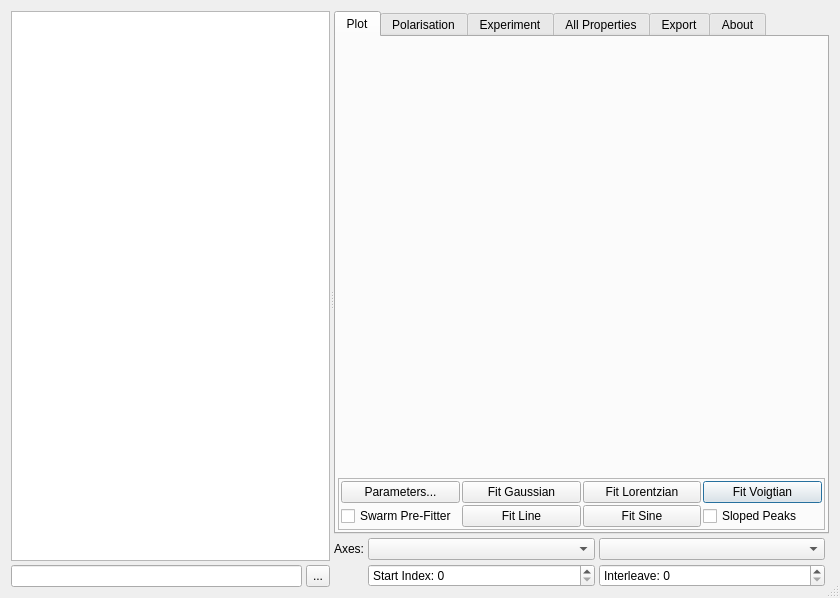
First picture: the form in ui/scanviewer.ui, repository tweber-ill/frm_mirror-takin1, before the edit.
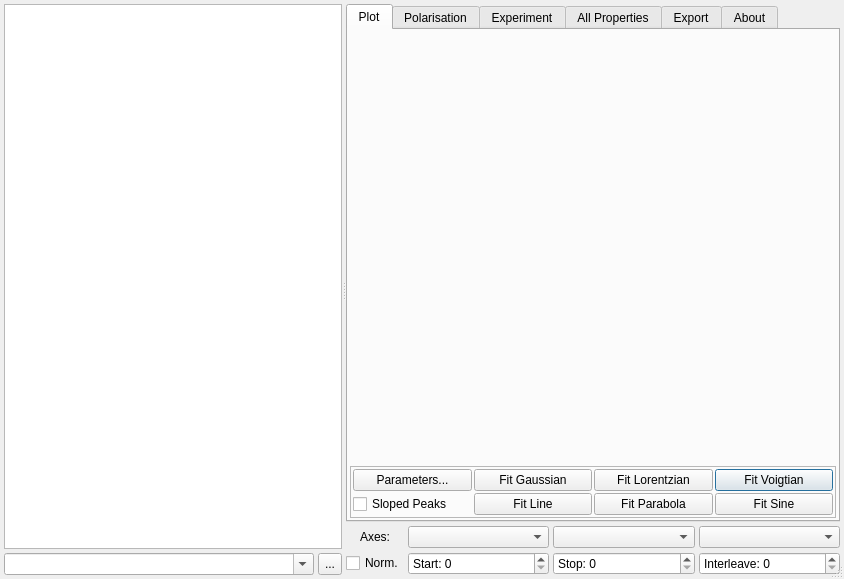
Second picture: the form after the edit. Custom widgets are drawn as their Qt base class.

```diff
--- a/ui/scanviewer.ui
+++ b/ui/scanviewer.ui
@@ -6,8 +6,8 @@
    <rect>
     <x>0</x>
     <y>0</y>
-    <width>840</width>
-    <height>598</height>
+    <width>844</width>
+    <height>579</height>
    </rect>
   </property>
   <property name="windowTitle">
@@ -17,14 +17,14 @@
    <bool>true</bool>
   </property>
   <layout class="QGridLayout" name="gridLayout_3">
+   <property name="margin">
+    <number>4</number>
+   </property>
+   <property name="spacing">
+    <number>4</number>
+   </property>
    <item row="0" column="0">
     <widget class="QSplitter" name="splitter">
-     <property name="sizePolicy">
-      <sizepolicy hsizetype="Preferred" vsizetype="Preferred">
-       <horstretch>0</horstretch>
-       <verstretch>0</verstretch>
-      </sizepolicy>
-     </property>
      <property name="orientation">
       <enum>Qt::Horizontal</enum>
      </property>
@@ -33,29 +33,6 @@
        <property name="spacing">
         <number>4</number>
        </property>
-       <item row="1" column="0">
-        <widget class="QLineEdit" name="editPath">
-         <property name="sizePolicy">
-          <sizepolicy hsizetype="Expanding" vsizetype="Fixed">
-           <horstretch>1</horstretch>
-           <verstretch>0</verstretch>
-          </sizepolicy>
-         </property>
-        </widget>
-       </item>
-       <item row="1" column="1">
-        <widget class="QToolButton" name="btnBrowse">
-         <property name="sizePolicy">
-          <sizepolicy hsizetype="Fixed" vsizetype="Preferred">
-           <horstretch>1</horstretch>
-           <verstretch>0</verstretch>
-          </sizepolicy>
-         </property>
-         <property name="text">
-          <string>...</string>
-         </property>
-        </widget>
-       </item>
        <item row="0" column="0" colspan="2">
         <widget class="QListWidget" name="listFiles">
          <property name="sizePolicy">
@@ -75,42 +52,45 @@
          </property>
         </widget>
        </item>
+       <item row="1" column="0" rowspan="2">
+        <widget class="QComboBox" name="comboPath">
+         <property name="toolTip">
+          <string>Current and recent directories.</string>
+         </property>
+         <property name="editable">
+          <bool>true</bool>
+         </property>
+         <property name="maxVisibleItems">
+          <number>16</number>
+         </property>
+         <property name="insertPolicy">
+          <enum>QComboBox::NoInsert</enum>
+         </property>
+        </widget>
+       </item>
+       <item row="1" column="1" rowspan="2">
+        <widget class="QToolButton" name="btnBrowse">
+         <property name="sizePolicy">
+          <sizepolicy hsizetype="Fixed" vsizetype="Preferred">
+           <horstretch>1</horstretch>
+           <verstretch>0</verstretch>
+          </sizepolicy>
+         </property>
+         <property name="toolTip">
+          <string>Browse for data directories...</string>
+         </property>
+         <property name="text">
+          <string>...</string>
+         </property>
+        </widget>
+       </item>
       </layout>
      </widget>
-     <widget class="QWidget" name="layoutWidget_2">
+     <widget class="QWidget" name="layoutWidget">
       <layout class="QGridLayout" name="gridLayout_2">
-       <property name="sizeConstraint">
-        <enum>QLayout::SetDefaultConstraint</enum>
-       </property>
        <property name="spacing">
         <number>4</number>
        </property>
-       <item row="1" column="0">
-        <widget class="QLabel" name="label">
-         <property name="sizePolicy">
-          <sizepolicy hsizetype="Fixed" vsizetype="Preferred">
-           <horstretch>0</horstretch>
-           <verstretch>0</verstretch>
-          </sizepolicy>
-         </property>
-         <property name="text">
-          <string>Axes:</string>
-         </property>
-        </widget>
-       </item>
-       <item row="1" column="2">
-        <widget class="QComboBox" name="comboY">
-         <property name="sizePolicy">
-          <sizepolicy hsizetype="Preferred" vsizetype="Fixed">
-           <horstretch>1</horstretch>
-           <verstretch>0</verstretch>
-          </sizepolicy>
-         </property>
-         <property name="toolTip">
-          <string>Ordinate / y axis.</string>
-         </property>
-        </widget>
-       </item>
        <item row="0" column="0" colspan="4">
         <widget class="QTabWidget" name="tabWidget">
          <property name="currentIndex">
@@ -170,6 +150,9 @@
                   <verstretch>0</verstretch>
                  </sizepolicy>
                 </property>
+                <property name="toolTip">
+                 <string>&lt;html&gt;&lt;head/&gt;&lt;body&gt;&lt;p&gt;Fits:&lt;br/&gt;&lt;span style=&quot; font-weight:600;&quot;&gt;y = amp * exp{ -1/2 * [(x-x&lt;/span&gt;&lt;span style=&quot; font-weight:600; vertical-align:sub;&quot;&gt;mean&lt;/span&gt;&lt;span style=&quot; font-weight:600;&quot;&gt;)/sigma)]&lt;/span&gt;&lt;span style=&quot; font-weight:600; vertical-align:super;&quot;&gt;2 &lt;/span&gt;&lt;span style=&quot; font-weight:600;&quot;&gt;} + offs &lt;br/&gt;&lt;/span&gt;&lt;span style=&quot; font-style:italic;&quot;&gt;[ &lt;/span&gt;&lt;span style=&quot; font-style:italic;&quot;&gt;+ (x-x&lt;/span&gt;&lt;span style=&quot; font-style:italic; vertical-align:sub;&quot;&gt;mean&lt;/span&gt;&lt;span style=&quot; font-style:italic;&quot;&gt;) * slope ]&lt;/span&gt;&lt;/p&gt;&lt;/body&gt;&lt;/html&gt;</string>
+                </property>
                 <property name="text">
                  <string>Fit Gaussian</string>
                 </property>
@@ -177,6 +160,9 @@
               </item>
               <item row="0" column="2">
                <widget class="QPushButton" name="btnLorentz">
+                <property name="toolTip">
+                 <string>&lt;html&gt;&lt;head/&gt;&lt;body&gt;&lt;p&gt;Fits:&lt;br/&gt;&lt;span style=&quot; font-weight:600;&quot;&gt;y = amp*hwhm&lt;/span&gt;&lt;span style=&quot; font-weight:600; vertical-align:super;&quot;&gt;2&lt;/span&gt;&lt;span style=&quot; font-weight:600;&quot;&gt; / [ (x-x&lt;/span&gt;&lt;span style=&quot; font-weight:600; vertical-align:sub;&quot;&gt;mean&lt;/span&gt;&lt;span style=&quot; font-weight:600;&quot;&gt;)&lt;/span&gt;&lt;span style=&quot; font-weight:600; vertical-align:super;&quot;&gt;2&lt;/span&gt;&lt;span style=&quot; font-weight:600;&quot;&gt; + hwhm&lt;/span&gt;&lt;span style=&quot; font-weight:600; vertical-align:super;&quot;&gt;2&lt;/span&gt;&lt;span style=&quot; font-weight:600;&quot;&gt; ] + offs&lt;/span&gt;&lt;br/&gt;&lt;span style=&quot; font-style:italic;&quot;&gt;[ + (x-x&lt;/span&gt;&lt;span style=&quot; font-style:italic; vertical-align:sub;&quot;&gt;mean&lt;/span&gt;&lt;span style=&quot; font-style:italic;&quot;&gt;)*slope ]&lt;/span&gt;&lt;/p&gt;&lt;/body&gt;&lt;/html&gt;</string>
+                </property>
                 <property name="text">
                  <string>Fit Lorentzian</string>
                 </property>
@@ -191,29 +177,15 @@
               </item>
               <item row="1" column="1">
                <widget class="QPushButton" name="btnLine">
+                <property name="toolTip">
+                 <string>&lt;html&gt;&lt;head/&gt;&lt;body&gt;&lt;p&gt;Fits:&lt;br/&gt;&lt;span style=&quot; font-weight:600;&quot;&gt;y = slope*x + offs&lt;/span&gt;&lt;/p&gt;&lt;/body&gt;&lt;/html&gt;</string>
+                </property>
                 <property name="text">
                  <string>Fit Line</string>
                 </property>
                </widget>
               </item>
-              <item row="1" column="2">
-               <widget class="QPushButton" name="btnSine">
-                <property name="text">
-                 <string>Fit Sine</string>
-                </property>
-               </widget>
-              </item>
               <item row="1" column="0">
-               <widget class="QCheckBox" name="checkSwarm">
-                <property name="toolTip">
-                 <string>Uses a swarming algorithm as pre-fitter.</string>
-                </property>
-                <property name="text">
-                 <string>Swarm Pre-Fitter</string>
-                </property>
-               </widget>
-              </item>
-              <item row="1" column="3">
                <widget class="QCheckBox" name="checkSloped">
                 <property name="toolTip">
                  <string>Adds a sloping background to the Gaussian, Lorentzian and Voigtian peaks.</string>
@@ -223,6 +195,26 @@
                 </property>
                </widget>
               </item>
+              <item row="1" column="3">
+               <widget class="QPushButton" name="btnSine">
+                <property name="toolTip">
+                 <string>&lt;html&gt;&lt;head/&gt;&lt;body&gt;&lt;p&gt;Fits:&lt;br/&gt;&lt;span style=&quot; font-weight:600;&quot;&gt;y = amp * sin(freq*x + phase) + offs&lt;/span&gt;&lt;br/&gt;&lt;span style=&quot; font-style:italic;&quot;&gt;[ + slope*x ]&lt;/span&gt;&lt;/p&gt;&lt;/body&gt;&lt;/html&gt;</string>
+                </property>
+                <property name="text">
+                 <string>Fit Sine</string>
+                </property>
+               </widget>
+              </item>
+              <item row="1" column="2">
+               <widget class="QPushButton" name="btnParabola">
+                <property name="toolTip">
+                 <string>&lt;html&gt;&lt;head/&gt;&lt;body&gt;&lt;p&gt;Fits:&lt;br/&gt;&lt;span style=&quot; font-weight:600;&quot;&gt;y = amp*(x-x&lt;/span&gt;&lt;span style=&quot; font-weight:600; vertical-align:sub;&quot;&gt;mean&lt;/span&gt;&lt;span style=&quot; font-weight:600;&quot;&gt;)&lt;/span&gt;&lt;span style=&quot; font-weight:600; vertical-align:super;&quot;&gt;2&lt;/span&gt;&lt;span style=&quot; font-weight:600;&quot;&gt; + offs&lt;br/&gt;&lt;/span&gt;&lt;span style=&quot; font-style:italic;&quot;&gt;[ + (x-x&lt;/span&gt;&lt;span style=&quot; font-style:italic; vertical-align:sub;&quot;&gt;mean&lt;/span&gt;&lt;span style=&quot; font-style:italic;&quot;&gt;)*slope ]&lt;/span&gt;&lt;/p&gt;&lt;/body&gt;&lt;/html&gt;</string>
+                </property>
+                <property name="text">
+                 <string>Fit Parabola</string>
+                </property>
+               </widget>
+              </item>
              </layout>
             </widget>
            </item>
@@ -918,17 +910,49 @@
           </sizepolicy>
          </property>
          <property name="toolTip">
-          <string>Abscissa / x axis.</string>
+          <string>Abscissa (x), scan axis.</string>
+         </property>
+        </widget>
+       </item>
+       <item row="1" column="2">
+        <widget class="QComboBox" name="comboY">
+         <property name="sizePolicy">
+          <sizepolicy hsizetype="Preferred" vsizetype="Fixed">
+           <horstretch>1</horstretch>
+           <verstretch>0</verstretch>
+          </sizepolicy>
+         </property>
+         <property name="toolTip">
+          <string>Ordinate (y), e.g. main counter.</string>
+         </property>
+        </widget>
+       </item>
+       <item row="1" column="3">
+        <widget class="QComboBox" name="comboMon">
+         <property name="sizePolicy">
+          <sizepolicy hsizetype="Preferred" vsizetype="Fixed">
+           <horstretch>1</horstretch>
+           <verstretch>0</verstretch>
+          </sizepolicy>
+         </property>
+         <property name="toolTip">
+          <string>Monitor counter to normalise to.</string>
          </property>
         </widget>
        </item>
        <item row="2" column="1">
         <widget class="QSpinBox" name="spinStart">
+         <property name="sizePolicy">
+          <sizepolicy hsizetype="Minimum" vsizetype="Fixed">
+           <horstretch>1</horstretch>
+           <verstretch>0</verstretch>
+          </sizepolicy>
+         </property>
          <property name="toolTip">
-          <string>Index of first data row.</string>
+          <string>Start index of first data row.</string>
          </property>
          <property name="prefix">
-          <string>Start Index: </string>
+          <string>Start: </string>
          </property>
          <property name="maximum">
           <number>99999</number>
@@ -936,7 +960,32 @@
         </widget>
        </item>
        <item row="2" column="2">
+        <widget class="QSpinBox" name="spinStop">
+         <property name="sizePolicy">
+          <sizepolicy hsizetype="Minimum" vsizetype="Fixed">
+           <horstretch>1</horstretch>
+           <verstretch>0</verstretch>
+          </sizepolicy>
+         </property>
+         <property name="toolTip">
+          <string>End index of last data row.</string>
+         </property>
+         <property name="prefix">
+          <string>Stop: </string>
+         </property>
+         <property name="maximum">
+          <number>99999</number>
+         </property>
+        </widget>
+       </item>
+       <item row="2" column="3">
         <widget class="QSpinBox" name="spinSkip">
+         <property name="sizePolicy">
+          <sizepolicy hsizetype="Minimum" vsizetype="Fixed">
+           <horstretch>1</horstretch>
+           <verstretch>0</verstretch>
+          </sizepolicy>
+         </property>
          <property name="toolTip">
           <string>Number of rows to skip between data rows.</string>
          </property>
@@ -948,6 +997,26 @@
          </property>
         </widget>
        </item>
+       <item row="2" column="0">
+        <widget class="QCheckBox" name="checkNorm">
+         <property name="toolTip">
+          <string>Normalise main counter to monitor counter.</string>
+         </property>
+         <property name="text">
+          <string>Norm.</string>
+         </property>
+        </widget>
+       </item>
+       <item row="1" column="0">
+        <widget class="QLabel" name="label">
+         <property name="text">
+          <string>Axes:</string>
+         </property>
+         <property name="alignment">
+          <set>Qt::AlignCenter</set>
+         </property>
+        </widget>
+       </item>
       </layout>
      </widget>
     </widget>
```
Left out of the diff: 19 changed lines with no effect on the pictures.
